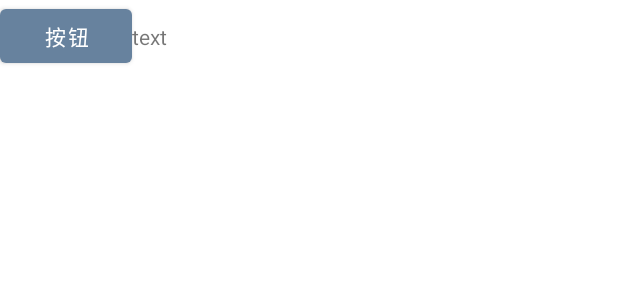
After one commit to yltrcc/recite, an Android app: the layout appwidget_layout.xml on its own in the app's theme, with its tools: preview values and no code run, on a phone screen of 412 x 824 dp. The commit adds this screen. Shown: the top 300 px of the screen. Run offline under Robolectric (Android 15) with nearby library versions, the phone set to English and light mode, and no system bars; network calls fail.

Commit message:
桌面小组件Demo

```diff
--- /dev/null
+++ b/app/src/main/res/layout/appwidget_layout.xml
@@ -0,0 +1,19 @@
+<?xml version="1.0" encoding="utf-8"?>
+<LinearLayout xmlns:android="http://schemas.android.com/apk/res/android"
+    android:layout_width="match_parent"
+    android:layout_height="match_parent"
+    android:orientation="horizontal">
+
+    <Button
+        android:id="@+id/btn"
+        android:layout_width="wrap_content"
+        android:layout_height="wrap_content"
+        android:text="按钮" />
+
+    <TextView
+        android:id="@+id/tv"
+        android:layout_width="wrap_content"
+        android:layout_height="wrap_content"
+        android:minWidth="80dp"
+        android:text="text" />
+</LinearLayout>
--- a/app/src/main/res/values/strings.xml
+++ b/app/src/main/res/values/strings.xml
@@ -1,4 +1,4 @@
 <resources>
-    <string name="app_name">recite</string>
+    <string name="app_name">大鱼</string>
     <string name="splash_img_str">这是一张图片</string>
 </resources>
--- a/build.gradle
+++ b/build.gradle
@@ -10,7 +10,7 @@ buildscript {
     }
     dependencies {
         classpath 'com.android.tools.build:gradle:7.2.0'
-        classpath "org.jetbrains.kotlin:kotlin-gradle-plugin:1.6.10"
+        classpath "org.jetbrains.kotlin:kotlin-gradle-plugin:1.7.10"
 
         // NOTE: Do not place your application dependencies here; they belong
         // in the individual module build.gradle files
```
Also changed, not shown: app/src/main/AndroidManifest.xml (+21 -0 lines), app/src/main/java/com/yltrcc/app/recite/activity/AppWidget.kt (added, +63 -0 lines), app/src/main/java/com/yltrcc/app/recite/service/MyService.kt (added, +20 -0 lines), app/src/main/res/xml/appwidget.xml (added, +9 -0 lines).
